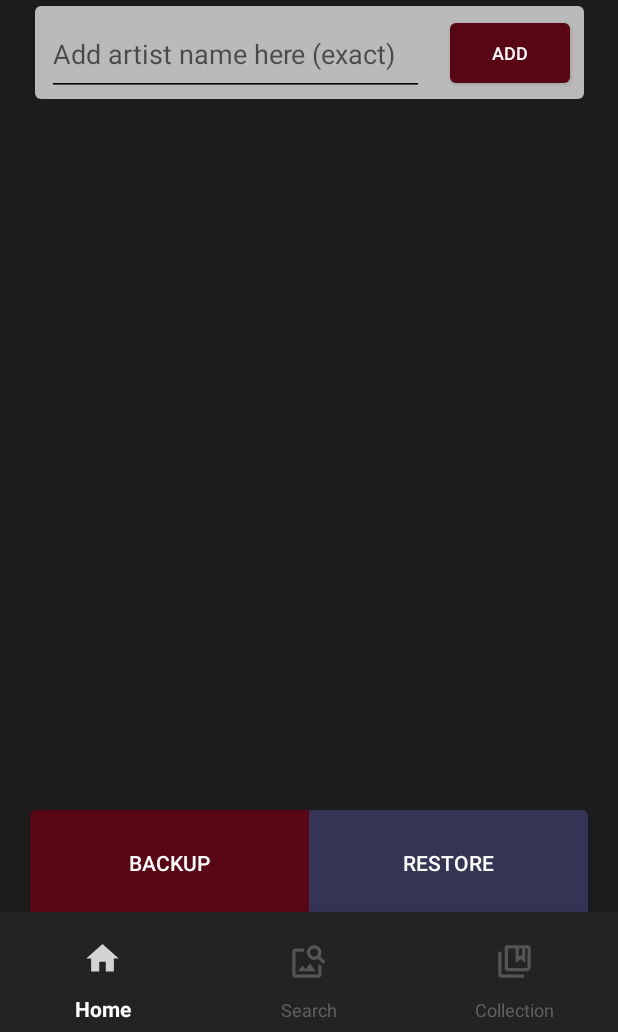
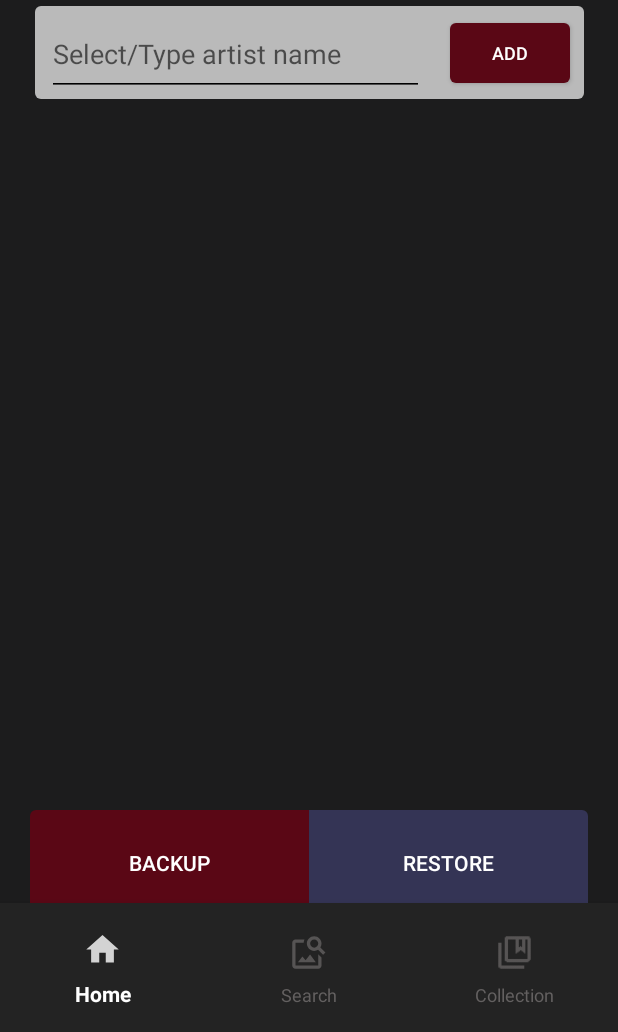
Before and after one commit to IndyShivy/CollectomonV2_Beta, an Android app: the screen it shows after launch (MainActivity), on a phone screen of 412 x 824 dp, the part 204-1236 px from its top. Run offline under Robolectric (Android 15) with nearby library versions, the phone set to English and light mode, and no system bars.

Commit message:
- UX Improvements - Added soft input close functionalities - Better user flow - Fixed Bottom Navigation Symmetry

```diff
--- a/app/build.gradle
+++ b/app/build.gradle
@@ -10,8 +10,8 @@ android {
         applicationId "com.indyus.collectomon"
         minSdk 28
         targetSdk 34
-        versionCode 3
-        versionName "3.0"
+        versionCode 4
+        versionName "4.1"
 
         testInstrumentationRunner "androidx.test.runner.AndroidJUnitRunner"
     }
--- a/app/src/main/java/com/example/collectomon/HomeFragment.java
+++ b/app/src/main/java/com/example/collectomon/HomeFragment.java
@@ -66,7 +66,7 @@ public class HomeFragment extends Fragment {
     }
 
     // Inflate the layout for this fragment
-    @SuppressLint("SetTextI18n")
+    @SuppressLint({"SetTextI18n", "ClickableViewAccessibility"})
     @Override
     public View onCreateView(LayoutInflater inflater, ViewGroup container,
                              Bundle savedInstanceState) {
@@ -171,6 +171,19 @@ public class HomeFragment extends Fragment {
             public void afterTextChanged(Editable s) {
             }
         });
+
+        // Close the keyboard when the user touches the screen
+        // Close the keyboard when the user touches the screen
+        view.setOnTouchListener((v, event) -> {
+            closeKeyboard();
+            return false;
+        });
+
+        listViewArtists.setOnTouchListener((v, event) -> {
+            closeKeyboard();
+            return false;
+        });
+
         return view;
     }
 
@@ -188,12 +201,12 @@ public class HomeFragment extends Fragment {
             addArtist.setText("");
 
             saveArtistList(artistNames);
-            hideKeyboard();
+            closeKeyboard();
 
         } else {
             Toast.makeText(context, "Artist " + name + " is already in the list.", Toast.LENGTH_SHORT).show();
             addArtist.setText("");
-            hideKeyboard();
+            closeKeyboard();
         }
     }
 
@@ -220,8 +233,7 @@ public class HomeFragment extends Fragment {
 
     }
 
-    //hide the keyboard
-    private void hideKeyboard() {
+    private void closeKeyboard() {
         View view = requireActivity().getCurrentFocus();
         if (view != null) {
             InputMethodManager imm = (InputMethodManager) requireActivity().getSystemService(Context.INPUT_METHOD_SERVICE);
--- a/app/src/main/res/layout/frag_all_bottom_nav_menu.xml
+++ b/app/src/main/res/layout/frag_all_bottom_nav_menu.xml
@@ -13,13 +13,13 @@
 
     <com.google.android.material.bottomnavigation.BottomNavigationView
         android:id="@+id/navigationView"
+        style="@style/CustomBottomNavigationView"
         android:layout_width="match_parent"
-        android:layout_height="80dp"
+        android:layout_height="86dp"
         android:layout_alignParentBottom="true"
         android:background="@color/bottom_bar"
         app:itemIconTint="@color/frag_all_bottom_nav_colouring"
         app:itemTextColor="@color/frag_all_bottom_nav_colouring"
-        app:menu="@menu/frag_all_bottom_nav_menu_options"
-        style="@style/CustomBottomNavigationView">
+        app:menu="@menu/frag_all_bottom_nav_menu_options">
     </com.google.android.material.bottomnavigation.BottomNavigationView>
 </RelativeLayout>
--- a/app/src/main/res/layout/frag_home.xml
+++ b/app/src/main/res/layout/frag_home.xml
@@ -62,7 +62,7 @@
         android:ems="10"
         android:focusable="true"
         android:focusableInTouchMode="true"
-        android:hint="@string/add_artist_name_here_exact"
+        android:hint="@string/click_select_add_artist"
         android:inputType="text"
         android:popupBackground="@drawable/frag_home_search_box_dropdown"
         android:textColor="#000000"
@@ -82,7 +82,7 @@
         android:backgroundTint="@color/frag_home_search_add_button"
         android:contentDescription="@string/addartist"
         android:scaleType="fitCenter"
-        android:text="Add"
+        android:text="@string/add"
         android:textAlignment="center"
         android:textColor="#FFFFFF"
         android:textSize="12sp"
@@ -108,7 +108,8 @@
             android:backgroundTint="@color/frag_home_search_add_button"
             android:padding="0dp"
             android:text="@string/backup"
-            android:textColor="#FFFFFF" />
+            android:textColor="#FFFFFF"
+            style="?android:attr/buttonBarButtonStyle" />
 
         <Button
             android:id="@+id/restoreButton"
@@ -118,7 +119,8 @@
             android:background="@drawable/frag_home_restore_button"
             android:padding="0dp"
             android:text="@string/restore"
-            android:textColor="#FFFFFF" />
+            android:textColor="#FFFFFF"
+            style="?android:attr/buttonBarButtonStyle" />
 
     </LinearLayout>
 
--- a/app/src/main/res/layout/frag_search.xml
+++ b/app/src/main/res/layout/frag_search.xml
@@ -59,6 +59,7 @@
         android:layout_marginStart="4dp"
         android:layout_marginTop="16dp"
         android:layout_marginEnd="4dp"
+        android:labelFor="@+id/recyclerView"
         app:layout_constraintEnd_toEndOf="parent"
         app:layout_constraintStart_toStartOf="parent"
         app:layout_constraintTop_toBottomOf="@+id/searchView" />
@@ -71,7 +72,6 @@
         android:layout_marginTop="61dp"
         android:autofillHints=""
         android:ems="10"
-        android:hint="@string/search_card"
         android:inputType="text"
         android:textCursorDrawable="@drawable/frag_home_search_box_cursor"
         android:textSize="18sp"
--- a/app/src/main/res/menu/frag_all_bottom_nav_menu_options.xml
+++ b/app/src/main/res/menu/frag_all_bottom_nav_menu_options.xml
@@ -3,16 +3,17 @@
     <item
         android:id="@+id/menu_home"
         android:icon="@drawable/icon_home_non"
-        android:title="Home"
+        android:title="@string/home"
+
         />
 
     <item
         android:id="@+id/menu_search"
         android:icon="@drawable/icon_search_non"
-        android:title="Search" />
+        android:title="@string/search" />
 
     <item
         android:id="@+id/menu_collection"
         android:icon="@drawable/icon_collection_non"
-        android:title="Collection" />
+        android:title="@string/collection" />
 </menu>
--- a/app/src/main/res/values-night/themes.xml
+++ b/app/src/main/res/values-night/themes.xml
@@ -1,4 +1,4 @@
-<resources xmlns:tools="http://schemas.android.com/tools">
+<resources>
     <!-- Base application theme. -->
     <style name="Base.Theme.Collectomon" parent="Theme.AppCompat.Light.NoActionBar">
         <item name="android:statusBarColor">@color/status_bar_color</item>
@@ -23,9 +23,9 @@
     </style>
 
     <style name="CustomBottomNavigationView" parent="Widget.Design.BottomNavigationView">
-        <item name="colorPrimary">@color/bottom_nav_selection_pill</item>
         <item name="itemIconSize">26sp</item>
         <item name="itemPaddingTop">20dp</item>
+        <item name="itemPaddingBottom">20dp</item>
     </style>
 
 
--- a/app/src/main/res/values/strings.xml
+++ b/app/src/main/res/values/strings.xml
@@ -4,13 +4,13 @@
     <string name="hello_blank_fragment">Hello blank fragment</string>
     <string name="card_name">Card_Name</string>
     <string name="deletecard">DeleteCard</string>
-    <string name="search_card">Search card</string>
+    <string name="search_card">Search card name</string>
     <string name="cardimage">CardImage</string>
     <string name="addcard">AddCard</string>
     <string name="addartist">AddArtist</string>
     <string name="restore">Restore</string>
     <string name="applogo">AppLogo</string>
-    <string name="add_artist_name_here_exact">Add artist name here (exact)</string>
+    <string name="click_select_add_artist">Select/Type artist name</string>
     <string name="backup">Backup</string>
     <string name="deleteartist">DeleteArtist</string>
     <string name="select_artist">Select artist</string>
@@ -18,4 +18,8 @@
     <string name="added">Added</string>
     <string name="remove">Remove</string>
     <string name="all_cards">All Cards</string>
+    <string name="no_artist_selected">No artist selected</string>
+    <string name="home">Home</string>
+    <string name="search">Search</string>
+    <string name="collection">Collection</string>
 </resources>
```
Also changed, not shown: app/src/main/java/com/example/collectomon/CollectionFragment.java (+20 -0 lines), app/src/main/java/com/example/collectomon/MainActivity.java (+11 -0 lines), app/src/main/java/com/example/collectomon/SearchFragment.java (+45 -3 lines).
